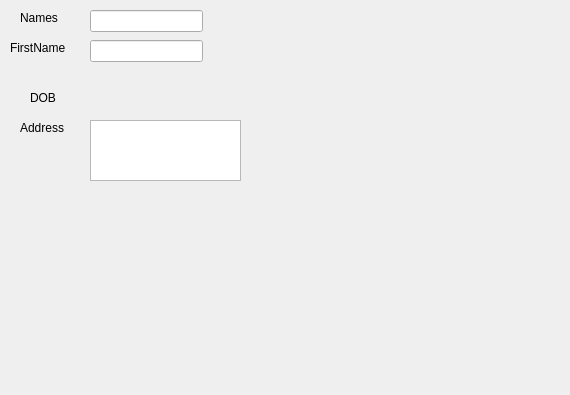
Before: the Qt Designer form global_resources/forms/subforms/generic/fullidentity/ui/xx/trusted.ui in FreeHealth/freehealth, drawn with Qt 5.
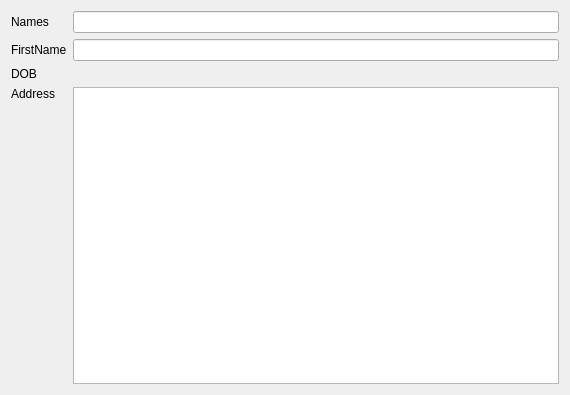
After: the same form once the commit is applied.

Commit message: new fullidentity form

The edit to the form file:
```diff
--- a/global_resources/forms/subforms/generic/fullidentity/ui/xx/trusted.ui
+++ b/global_resources/forms/subforms/generic/fullidentity/ui/xx/trusted.ui
@@ -13,110 +13,64 @@
   <property name="windowTitle">
    <string/>
   </property>
+  <layout class="QGridLayout" name="gridLayout">
+   <item row="0" column="0">
   <widget class="QLabel" name="nameslabel">
-   <property name="geometry">
-    <rect>
-     <x>20</x>
-     <y>10</y>
-     <width>62</width>
-     <height>16</height>
-    </rect>
-   </property>
    <property name="text">
     <string>Names</string>
    </property>
   </widget>
-  <widget class="QLineEdit" name="names">
-   <property name="geometry">
-    <rect>
-     <x>90</x>
-     <y>10</y>
-     <width>113</width>
-     <height>22</height>
-    </rect>
-   </property>
-  </widget>
-  <widget class="QLineEdit" name="firstnames">
-   <property name="geometry">
-    <rect>
-     <x>90</x>
-     <y>40</y>
-     <width>113</width>
-     <height>22</height>
-    </rect>
-   </property>
-  </widget>
+   </item>
+   <item row="0" column="1">
+    <widget class="QLineEdit" name="names"/>
+   </item>
+   <item row="1" column="0">
   <widget class="QLabel" name="firstlabel">
-   <property name="geometry">
-    <rect>
-     <x>10</x>
-     <y>40</y>
-     <width>62</width>
-     <height>16</height>
-    </rect>
-   </property>
    <property name="text">
     <string>FirstName</string>
    </property>
   </widget>
+   </item>
+   <item row="1" column="1">
+    <widget class="QLineEdit" name="firstnames"/>
+   </item>
+   <item row="2" column="0">
   <widget class="QLabel" name="doblabel">
-   <property name="geometry">
-    <rect>
-     <x>30</x>
-     <y>90</y>
-     <width>62</width>
-     <height>16</height>
-    </rect>
-   </property>
    <property name="text">
     <string>DOB</string>
    </property>
   </widget>
+   </item>
+   <item row="2" column="1">
+    <layout class="QHBoxLayout" name="doblayout"/>
+   </item>
+   <item row="3" column="0">
   <widget class="QLabel" name="addresslabel">
-   <property name="geometry">
-    <rect>
-     <x>20</x>
-     <y>120</y>
-     <width>62</width>
-     <height>16</height>
-    </rect>
-   </property>
    <property name="text">
     <string>Address</string>
    </property>
   </widget>
-  <widget class="QWidget" name="horizontalLayoutWidget">
-   <property name="geometry">
-    <rect>
-     <x>90</x>
-     <y>90</y>
-     <width>151</width>
-     <height>21</height>
-    </rect>
-   </property>
-   <layout class="QHBoxLayout" name="doblayout"/>
-  </widget>
-  <widget class="QTextEdit" name="address">
-   <property name="geometry">
-    <rect>
-     <x>90</x>
-     <y>120</y>
-     <width>151</width>
-     <height>61</height>
-    </rect>
-   </property>
-  </widget>
-  <widget class="QWidget" name="horizontalLayoutWidget_2">
-   <property name="geometry">
-    <rect>
-     <x>20</x>
-     <y>190</y>
-     <width>231</width>
-     <height>21</height>
-    </rect>
-   </property>
+   </item>
+   <item row="3" column="1" rowspan="2">
+    <widget class="QTextEdit" name="address"/>
+   </item>
+   <item row="4" column="0">
+    <spacer name="verticalSpacer">
+     <property name="orientation">
+      <enum>Qt::Vertical</enum>
+     </property>
+     <property name="sizeHint" stdset="0">
+      <size>
+       <width>20</width>
+       <height>242</height>
+      </size>
+     </property>
+    </spacer>
+   </item>
+   <item row="5" column="0" colspan="2">
    <layout class="QHBoxLayout" name="ziplayout"/>
-  </widget>
+   </item>
+  </layout>
  </widget>
  <resources/>
  <connections/>
```
Lines whose indentation alone changed are shown as unchanged. The commit also changes 1 other file.
